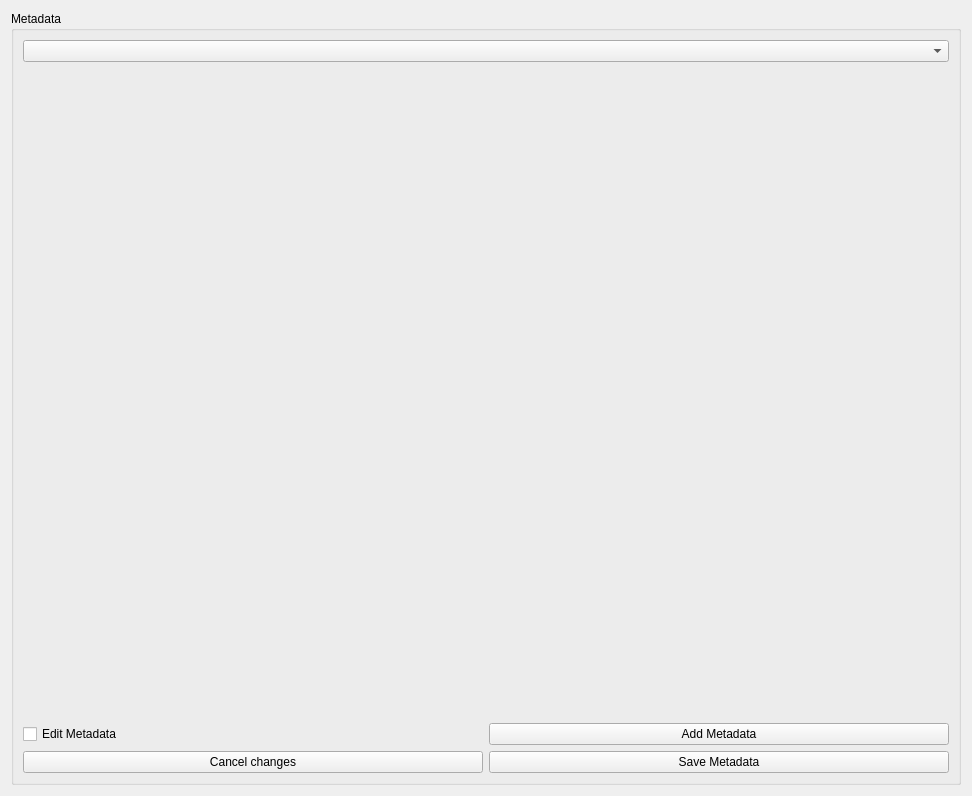
The window that data_vizualisation/metadata_dock.ui (Llanik/Hypertool) describes before a commit, drawn with Qt 5.
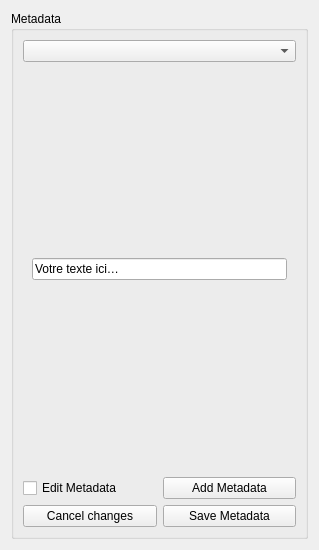
The same window after the commit.

Commit message: Outils Metadata OK en lecture.

The edit to the form file:
```diff
--- a/data_vizualisation/metadata_dock.ui
+++ b/data_vizualisation/metadata_dock.ui
@@ -6,8 +6,8 @@
    <rect>
     <x>0</x>
     <y>0</y>
-    <width>972</width>
-    <height>796</height>
+    <width>319</width>
+    <height>550</height>
    </rect>
   </property>
   <property name="windowTitle">
@@ -24,24 +24,38 @@
        <widget class="QComboBox" name="comboBox_metadata"/>
       </item>
       <item>
-       <widget class="QLabel" name="label_metadata">
-        <property name="font">
-         <font>
-          <pointsize>10</pointsize>
-         </font>
+       <widget class="QStackedWidget" name="stacked_metadata">
+        <property name="currentIndex">
+         <number>1</number>
         </property>
-        <property name="styleSheet">
-         <string notr="true"/>
-        </property>
-        <property name="text">
-         <string/>
-        </property>
-        <property name="alignment">
-         <set>Qt::AlignCenter</set>
-        </property>
-        <property name="wordWrap">
-         <bool>true</bool>
-        </property>
+        <widget class="QWidget" name="page_view">
+         <layout class="QVBoxLayout" name="verticalLayout_view">
+          <item>
+           <widget class="QLabel" name="label_metadata">
+            <property name="text">
+             <string>Votre texte ici…</string>
+            </property>
+            <property name="wordWrap">
+             <bool>true</bool>
+            </property>
+           </widget>
+          </item>
+         </layout>
+        </widget>
+        <widget class="QWidget" name="page_edit">
+         <layout class="QVBoxLayout" name="verticalLayout_edit">
+          <item>
+           <widget class="QLineEdit" name="lineEdit_metadata">
+            <property name="text">
+             <string>Votre texte ici…</string>
+            </property>
+            <property name="readOnly">
+             <bool>true</bool>
+            </property>
+           </widget>
+          </item>
+         </layout>
+        </widget>
        </widget>
       </item>
       <item>
```
Left out of the diff: 8 changed lines with no effect on the pictures. The commit also changes 4 other files.
